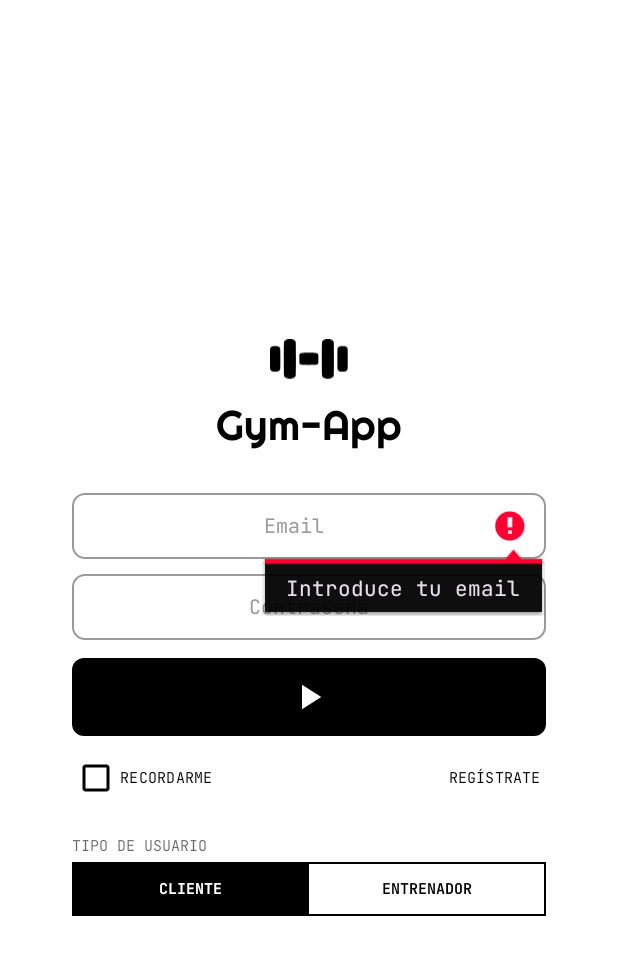
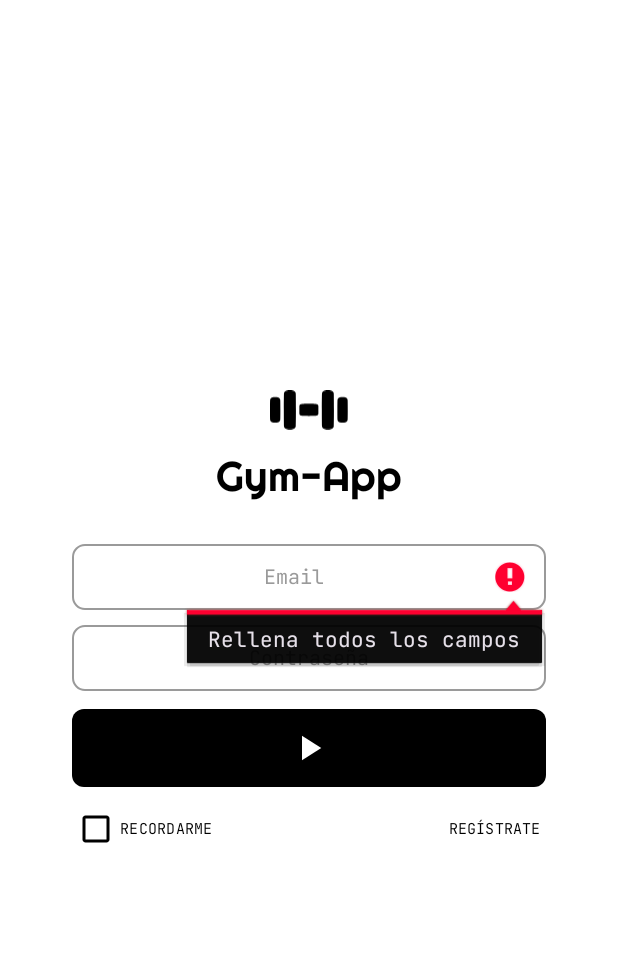
Before and after one commit to DaniBDaw/GymAppMobile, an Android app: the LoginFragment screen opened directly, with no data from a screen before it, after a tap on "Entrar", on a phone screen of 412 x 824 dp. Shown: the top 955 px of the screen. Run offline under Robolectric (Android 15) with nearby library versions, the phone set to English and light mode, and no system bars; our stand-ins replace Room's generated code; 5 statements that could not run were skipped.

Commit message:
Login: Quitar selector de tipo y textos a string

```diff
--- a/GymApp2/app/src/main/java/es/elorrieta/app/gym_app/ui/LoginFragment.kt
+++ b/GymApp2/app/src/main/java/es/elorrieta/app/gym_app/ui/LoginFragment.kt
@@ -1,13 +1,12 @@
 // =====================================================================
 // LoginFragment
 // Pantalla de Login (antes LoginActivity). Comprueba email y contraseña
-// contra ROOM, gestiona "Recuérdame" y el tipo de usuario, y guarda
-// el id del usuario logueado. Al entrar, va a Workouts y aparece el menú.
+// contra ROOM, gestiona "Recuérdame" y guarda el id del usuario logueado.
+// El tipo de usuario (cliente/entrenador) se detecta desde la BD (isEntrenador).
+// Al entrar, va a Workouts y aparece el menú.
 // =====================================================================
 package es.elorrieta.app.gym_app.ui
 
-import android.widget.TextView
-import androidx.core.content.ContextCompat
 import android.os.Bundle
 import android.view.LayoutInflater
 import android.view.View
@@ -46,25 +45,6 @@ class LoginFragment : Fragment() {
         val cbRecordar = view.findViewById<CheckBox>(R.id.cbRecordar)
         val btnLogin = view.findViewById<Button>(R.id.btnLogin)
         val btnRegistro = view.findViewById<Button>(R.id.btnRegistro)
-
-        // Selector de tipo de usuario (Cliente / Entrenador)
-        val btnTipoCliente = view.findViewById<TextView>(R.id.btnTipoCliente)
-        val btnTipoEntrenador = view.findViewById<TextView>(R.id.btnTipoEntrenador)
-        var esEntrenador = false
-
-        btnTipoCliente.setOnClickListener(object : View.OnClickListener {
-            override fun onClick(v: View) {
-                esEntrenador = false
-                marcarTipo(btnTipoCliente, btnTipoEntrenador)
-            }
-        })
-
-        btnTipoEntrenador.setOnClickListener(object : View.OnClickListener {
-            override fun onClick(v: View) {
-                esEntrenador = true
-                marcarTipo(btnTipoEntrenador, btnTipoCliente)
-            }
-        })
 
         val usuarioDao = AppDatabase.getDatabase(requireContext()).usuarioDao()
         val prefs = PrefsManager(requireContext())
@@ -133,11 +113,11 @@ class LoginFragment : Fragment() {
             val password = etPassword.text.toString()
 
             if (email.isEmpty()) {
-                etUsuario.error = "Introduce tu email"
+                etUsuario.error = getString(R.string.error_campos_vacios)
                 return@setOnClickListener
             }
             if (password.isEmpty()) {
-                etPassword.error = "Introduce tu contraseña"
+                etPassword.error = getString(R.string.error_campos_vacios)
                 return@setOnClickListener
             }
 
@@ -145,12 +125,6 @@ class LoginFragment : Fragment() {
                 val usuario = usuarioDao.getUserByMail(email)
 
                 if (usuario != null && usuario.contra == password) {
-                    // El tipo elegido tiene que coincidir con el de la BD
-                    if (usuario.isEntrenador != esEntrenador) {
-                        Toast.makeText(requireContext(), getString(R.string.error_tipo_usuario), Toast.LENGTH_SHORT).show()
-                        return@launch
-                    }
-
                     prefs.guardarSesionActual(usuario.mail)
                     Ajustes.guardarIdUsuario(requireContext(), usuario.id)
 
@@ -160,30 +134,23 @@ class LoginFragment : Fragment() {
                         prefs.borrarRememberMe()
                     }
 
+                    // El tipo de usuario viene de la BD
                     if (usuario.isEntrenador) {
-                        Toast.makeText(requireContext(), "Bienvenido Entrenador ${usuario.nombre}", Toast.LENGTH_SHORT).show()
+                        Toast.makeText(requireContext(), getString(R.string.login_bienvenido_entrenador, usuario.nombre), Toast.LENGTH_SHORT).show()
                     } else {
-                        Toast.makeText(requireContext(), "Bienvenido ${usuario.nombre}", Toast.LENGTH_SHORT).show()
+                        Toast.makeText(requireContext(), getString(R.string.login_bienvenido, usuario.nombre), Toast.LENGTH_SHORT).show()
                     }
 
                     // Rúbrica: tras el login se va a la pantalla de Workouts (y aparece el menú)
                     MenuInferior.mostrar(requireActivity() as AppCompatActivity, MenuInferior.WORKOUTS)
                 } else {
-                    etUsuario.error = "Credenciales incorrectas"
-                    etPassword.error = "Credenciales incorrectas"
-                    Toast.makeText(requireContext(), "Email o contraseña incorrectos", Toast.LENGTH_SHORT).show()
+                    etUsuario.error = getString(R.string.error_login)
+                    etPassword.error = getString(R.string.error_login)
+                    Toast.makeText(requireContext(), getString(R.string.error_login), Toast.LENGTH_SHORT).show()
                 }
             }
         }
 
         return view
     }
-
-    // Pone en negro la opción elegida y la otra sin fondo
-    private fun marcarTipo(elegida: TextView, otra: TextView) {
-        elegida.setBackgroundResource(R.drawable.fondo_opcion_activa)
-        elegida.setTextColor(ContextCompat.getColor(requireContext(), R.color.boton_principal_texto))
-        otra.background = null
-        otra.setTextColor(ContextCompat.getColor(requireContext(), R.color.texto_principal))
-    }
 }
--- a/GymApp2/app/src/main/res/layout/activity_login.xml
+++ b/GymApp2/app/src/main/res/layout/activity_login.xml
@@ -109,34 +109,7 @@
                 android:textSize="10sp" />
         </LinearLayout>
 
-        <!-- Tipo de usuario -->
-        <TextView
-            style="@style/Etiqueta"
-            android:layout_width="wrap_content"
-            android:layout_height="wrap_content"
-            android:layout_gravity="start"
-            android:text="@string/login_tipo_usuario" />
 
-        <LinearLayout
-            android:layout_width="match_parent"
-            android:layout_height="36dp"
-            android:background="@drawable/fondo_selector"
-            android:orientation="horizontal">
-
-            <TextView
-                android:id="@+id/btnTipoCliente"
-                style="@style/OpcionSelector"
-                android:background="@drawable/fondo_opcion_activa"
-                android:text="@string/tipo_cliente"
-                android:textColor="@color/boton_principal_texto"
-                android:textSize="10sp" />
-
-            <TextView
-                android:id="@+id/btnTipoEntrenador"
-                style="@style/OpcionSelector"
-                android:text="@string/tipo_entrenador"
-                android:textSize="10sp" />
-        </LinearLayout>
 
     </LinearLayout>
 </ScrollView>
--- a/GymApp2/app/src/main/res/values/strings.xml
+++ b/GymApp2/app/src/main/res/values/strings.xml
@@ -165,4 +165,7 @@
 
     <string name="registro_omitir">Omitir</string>
     <string name="registro_completar">Completar</string>
+
+    <string name="login_bienvenido">Bienvenido, %1$s</string>
+    <string name="login_bienvenido_entrenador">Bienvenido entrenador, %1$s</string>
 </resources>
```
Also changed, not shown: 2 other files.
